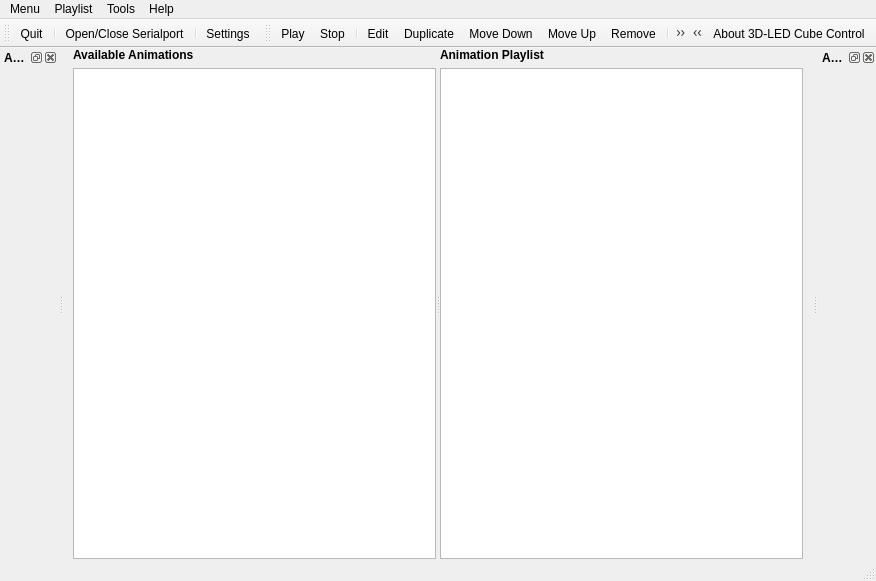
The window that src/gui/MainWindow.ui (casch-at/ledcc) describes before a commit, drawn with Qt 5.
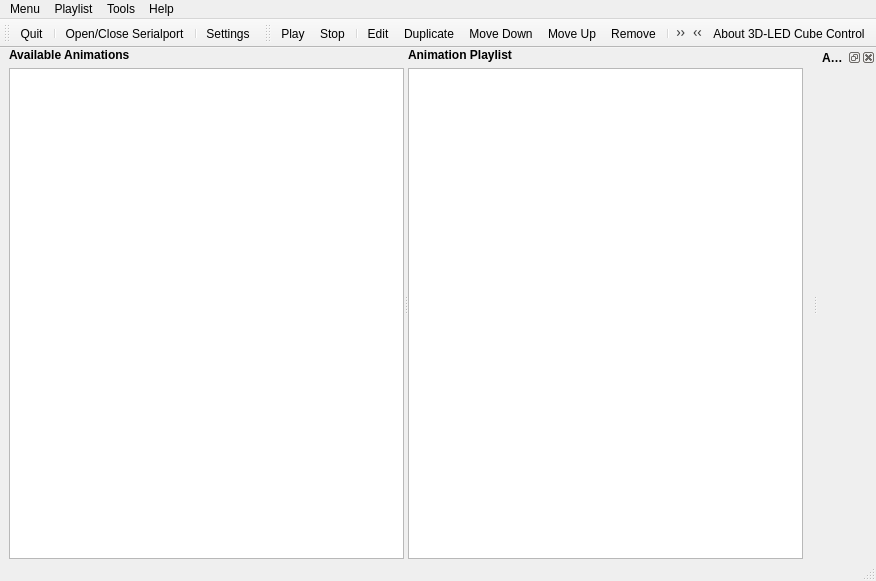
The same window after the commit. Icons and pictures are not drawn. Custom widgets are drawn as their Qt base class.

Commit message: last commit before merge with master

```diff
--- a/src/gui/MainWindow.ui
+++ b/src/gui/MainWindow.ui
@@ -237,21 +237,6 @@
    <addaction name="menuSettings"/>
    <addaction name="menuHelp"/>
   </widget>
-  <widget class="QDockWidget" name="m_animationPreview">
-   <property name="font">
-    <font>
-     <weight>75</weight>
-     <bold>true</bold>
-    </font>
-   </property>
-   <property name="windowTitle">
-    <string>Animation Preview</string>
-   </property>
-   <attribute name="dockWidgetArea">
-    <number>1</number>
-   </attribute>
-   <widget class="QWidget" name="m_animationDockWidgetContents"/>
-  </widget>
   <action name="m_quitAction">
    <property name="icon">
     <iconset resource="../icons.qrc">
```
The commit also changes 1 other file.
